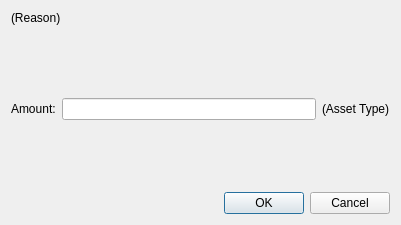
Open-Transactions/Moneychanger, file src/Widgets/dlggetamount.ui: the form before one commit.
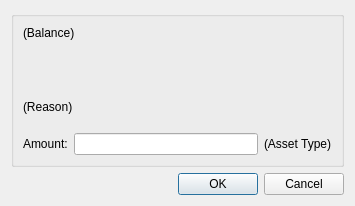
The form after the commit.

```diff
--- a/src/Widgets/dlggetamount.ui
+++ b/src/Widgets/dlggetamount.ui
@@ -6,15 +6,87 @@
    <rect>
     <x>0</x>
     <y>0</y>
-    <width>401</width>
-    <height>225</height>
+    <width>355</width>
+    <height>206</height>
    </rect>
   </property>
   <property name="windowTitle">
    <string>Dialog</string>
   </property>
-  <layout class="QGridLayout" name="gridLayout">
-   <item row="4" column="0" colspan="3">
+  <layout class="QVBoxLayout" name="verticalLayout">
+   <item>
+    <widget class="QGroupBox" name="groupBox">
+     <property name="title">
+      <string/>
+     </property>
+     <layout class="QGridLayout" name="gridLayout">
+      <item row="0" column="0" colspan="3">
+       <widget class="QLabel" name="labelBalance">
+        <property name="text">
+         <string>(Balance)</string>
+        </property>
+       </widget>
+      </item>
+      <item row="1" column="0" colspan="3">
+       <spacer name="verticalSpacer_2">
+        <property name="orientation">
+         <enum>Qt::Vertical</enum>
+        </property>
+        <property name="sizeHint" stdset="0">
+         <size>
+          <width>298</width>
+          <height>10</height>
+         </size>
+        </property>
+       </spacer>
+      </item>
+      <item row="2" column="0" colspan="3">
+       <widget class="QLabel" name="labelReason">
+        <property name="text">
+         <string>(Reason)</string>
+        </property>
+        <property name="wordWrap">
+         <bool>true</bool>
+        </property>
+       </widget>
+      </item>
+      <item row="3" column="0" colspan="3">
+       <spacer name="verticalSpacer">
+        <property name="orientation">
+         <enum>Qt::Vertical</enum>
+        </property>
+        <property name="sizeType">
+         <enum>QSizePolicy::Fixed</enum>
+        </property>
+        <property name="sizeHint" stdset="0">
+         <size>
+          <width>298</width>
+          <height>13</height>
+         </size>
+        </property>
+       </spacer>
+      </item>
+      <item row="4" column="0">
+       <widget class="QLabel" name="label_2">
+        <property name="text">
+         <string>Amount:</string>
+        </property>
+       </widget>
+      </item>
+      <item row="4" column="1">
+       <widget class="QLineEdit" name="lineEdit"/>
+      </item>
+      <item row="4" column="2">
+       <widget class="QLabel" name="labelAsset">
+        <property name="text">
+         <string>(Asset Type)</string>
+        </property>
+       </widget>
+      </item>
+     </layout>
+    </widget>
+   </item>
+   <item>
     <widget class="QDialogButtonBox" name="buttonBox">
      <property name="orientation">
       <enum>Qt::Horizontal</enum>
@@ -24,59 +96,6 @@
      </property>
     </widget>
    </item>
-   <item row="2" column="1">
-    <widget class="QLineEdit" name="lineEdit"/>
-   </item>
-   <item row="2" column="2">
-    <widget class="QLabel" name="labelAsset">
-     <property name="text">
-      <string>(Asset Type)</string>
-     </property>
-    </widget>
-   </item>
-   <item row="2" column="0">
-    <widget class="QLabel" name="label_2">
-     <property name="text">
-      <string>Amount:</string>
-     </property>
-    </widget>
-   </item>
-   <item row="3" column="0">
-    <spacer name="verticalSpacer">
-     <property name="orientation">
-      <enum>Qt::Vertical</enum>
-     </property>
-     <property name="sizeHint" stdset="0">
-      <size>
-       <width>20</width>
-       <height>40</height>
-      </size>
-     </property>
-    </spacer>
-   </item>
-   <item row="0" column="0" colspan="3">
-    <widget class="QLabel" name="labelReason">
-     <property name="text">
-      <string>(Reason)</string>
-     </property>
-     <property name="wordWrap">
-      <bool>true</bool>
-     </property>
-    </widget>
-   </item>
-   <item row="1" column="0">
-    <spacer name="verticalSpacer_2">
-     <property name="orientation">
-      <enum>Qt::Vertical</enum>
-     </property>
-     <property name="sizeHint" stdset="0">
-      <size>
-       <width>20</width>
-       <height>40</height>
-      </size>
-     </property>
-    </spacer>
-   </item>
   </layout>
  </widget>
  <resources/>
```
Left out of the diff: 35 changed lines with no effect on the pictures.
